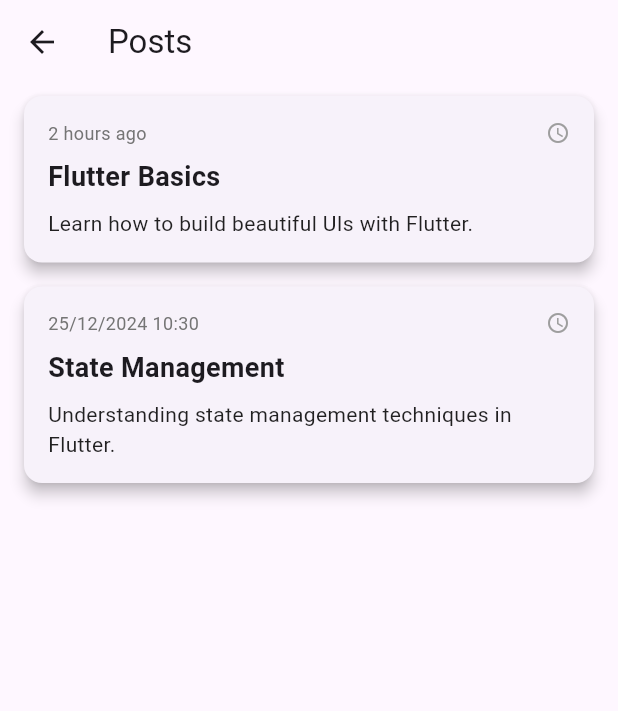
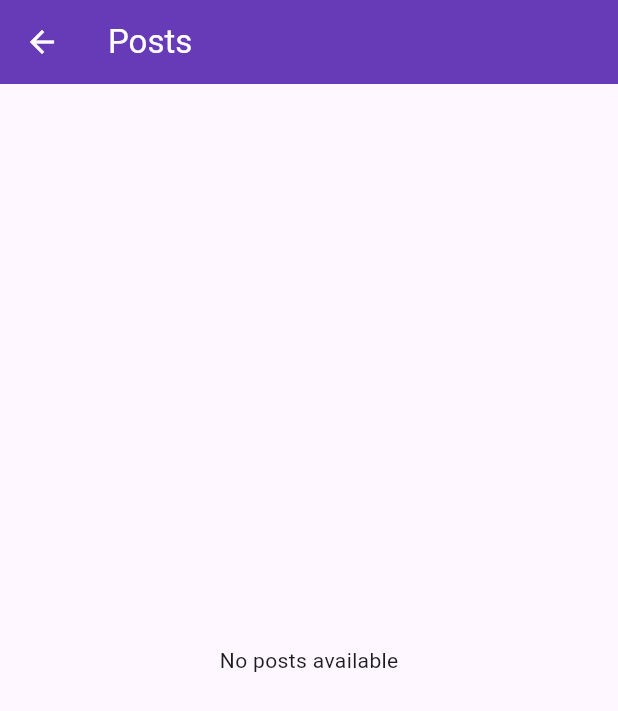
Before and after one commit to SaiKyawZinHtoo/supabase_imagetest, a Flutter app: the PostsPage screen opened directly, on a phone screen of 412 x 824 dp. Shown: the top 711 px of the screen. Run offline on Flutter 3.47's test engine with Material 3 defaults, Android fonts, the phone set to English and light mode, and no system bars; our stand-ins replace image_picker, supabase_flutter; accounts and stored records are empty.

Commit message:
Refactor PostsPage to use state management and fetch posts from Supabase; update PostCard to display images

```diff
--- a/lib/pages/postPage.dart
+++ b/lib/pages/postPage.dart
@@ -1,37 +1,62 @@
-import 'package:flutter/material.dart';
+import 'package:flutter/material.dart'; // Ensure this import points to your PostCard widget
 import 'package:image_test/pages/post_page.dart';
+import 'package:supabase_flutter/supabase_flutter.dart';
 
-class PostsPage extends StatelessWidget {
-  final List<Map<String, dynamic>> posts = [
-    {
-      "title": "Flutter Basics",
-      "description": "Learn how to build beautiful UIs with Flutter.",
-      "postTime": DateTime.now().subtract(const Duration(hours: 2)),
-      "imageUrl": "https://via.placeholder.com/400",
-    },
-    {
-      "title": "State Management",
-      "description": "Understanding state management techniques in Flutter.",
-      "postTime": DateTime.now().subtract(const Duration(days: 1)),
-      "imageUrl": "https://via.placeholder.com/400",
-    },
-  ];
+class PostsPage extends StatefulWidget {
+  @override
+  _PostsPageState createState() => _PostsPageState();
+}
+
+class _PostsPageState extends State<PostsPage> {
+  List<Map<String, dynamic>> posts = [];
+  bool isLoading = true;
+
+  @override
+  void initState() {
+    super.initState();
+    fetchPosts();
+  }
+
+  Future<void> fetchPosts() async {
+    try {
+      final List<dynamic> response = await Supabase.instance.client
+          .from('posts')
+          .select('*')
+          .order('created_at', ascending: false);
+
+      setState(() {
+        posts = List<Map<String, dynamic>>.from(response);
+        isLoading = false;
+      });
+    } catch (e) {
+      debugPrint('Error fetching posts: $e');
+      setState(() {
+        isLoading = false;
+      });
+    }
+  }
 
   @override
   Widget build(BuildContext context) {
     return Scaffold(
       appBar: AppBar(
         title: const Text("Posts"),
+        foregroundColor: Colors.white,
+        backgroundColor: Colors.deepPurple,
       ),
-      body: ListView.builder(
+      body: isLoading
+          ? const Center(child: CircularProgressIndicator())
+          : posts.isEmpty
+              ? const Center(child: Text("No posts available"))
+              : ListView.builder(
                   itemCount: posts.length,
                   itemBuilder: (context, index) {
                     final post = posts[index];
                     return PostCard(
                       title: post['title'],
                       description: post['description'],
-            postTime: post['postTime'],
-            //imageUrl: post['imageUrl'],
+                      postTime: DateTime.parse(post['created_at']),
+                      imageUrl: post['imageUrl'],
                     );
                   },
                 ),
```
Also changed, not shown: lib/pages/post_page.dart (+16 -21 lines). Lines whose indentation alone changed are shown as unchanged.
